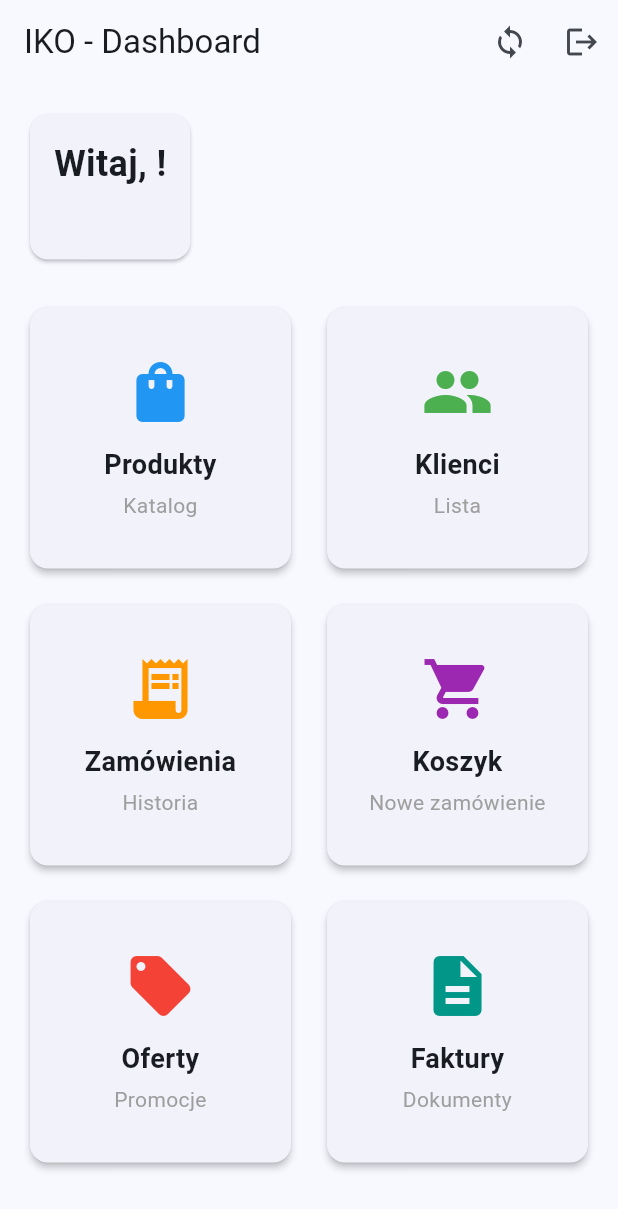
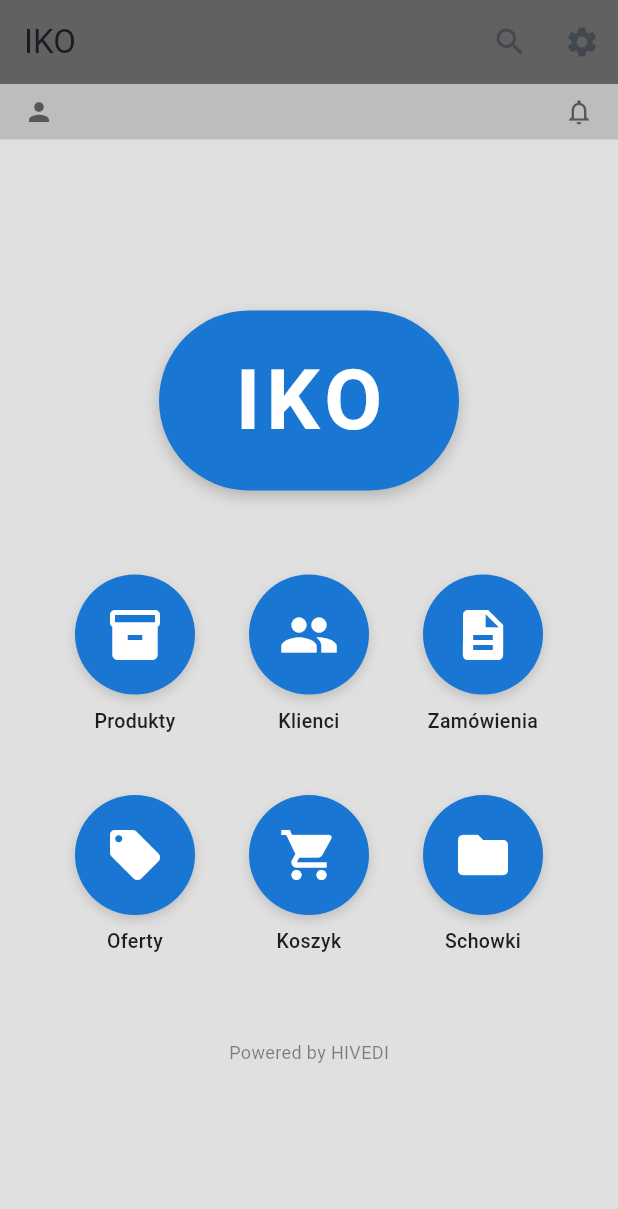
Before and after one commit to mastermi-ai/iko-mobile-app, a Flutter app: the DashboardScreen screen opened directly with empty values, on a phone screen of 412 x 824 dp. Shown: the top 1209 px of the screen. Run offline on Flutter 3.47's test engine with Material 3 defaults, Android fonts, the phone set to English and light mode, and no system bars; our stand-ins replace dio, equatable, flutter_bloc, shared_preferences, sqflite; accounts and stored records are empty.

Commit message:
feat: Redesign dashboard to match original POSDI layout
- Large IKO logo at center
- 6 circular module buttons (3x2 grid)
- Minimalist gray background
- User info bar at top
- Clean, simple design matching baseline app

```diff
--- a/lib/screens/dashboard_screen.dart
+++ b/lib/screens/dashboard_screen.dart
@@ -10,71 +10,100 @@ class DashboardScreen extends StatelessWidget {
   @override
   Widget build(BuildContext context) {
     return Scaffold(
+      backgroundColor: Colors.grey[300],
       appBar: AppBar(
-        title: const Text('IKO - Dashboard'),
+        title: const Text('IKO'),
+        backgroundColor: Colors.grey[700],
+        elevation: 0,
         actions: [
           IconButton(
-            icon: const Icon(Icons.sync),
+            icon: const Icon(Icons.search),
             onPressed: () {
-              // TODO: Implement sync
-              ScaffoldMessenger.of(context).showSnackBar(
-                const SnackBar(content: Text('Synchronizacja...')),
-              );
+              // TODO: Global search
             },
           ),
           IconButton(
-            icon: const Icon(Icons.logout),
+            icon: const Icon(Icons.settings),
             onPressed: () {
-              // TODO: Implement logout
-              Navigator.of(context).pop();
+              // TODO: Settings
             },
           ),
         ],
       ),
-      body: Padding(
-        padding: const EdgeInsets.all(16.0),
-        child: Column(
-          crossAxisAlignment: CrossAxisAlignment.start,
+      body: Column(
         children: [
-            Card(
-              child: Padding(
-                padding: const EdgeInsets.all(16.0),
-                child: Column(
-                  crossAxisAlignment: CrossAxisAlignment.start,
+          // User info bar
+          Container(
+            width: double.infinity,
+            padding: const EdgeInsets.symmetric(vertical: 8, horizontal: 16),
+            color: Colors.grey[400],
+            child: Row(
               children: [
-                    Text(
-                      'Witaj, ${user.name}!',
+                const Icon(Icons.person, size: 20, color: Colors.black54),
+                const SizedBox(width: 8),
+                Expanded(
+                  child: Text(
+                    user.clientName,
                     style: const TextStyle(
-                        fontSize: 24,
-                        fontWeight: FontWeight.bold,
+                      fontSize: 14,
+                      fontWeight: FontWeight.w500,
+                    ),
+                    overflow: TextOverflow.ellipsis,
                   ),
                 ),
-                    const SizedBox(height: 8),
-                    Text(
-                      user.clientName,
-                      style: const TextStyle(
-                        fontSize: 16,
-                        color: Colors.grey,
+                Icon(Icons.notifications_outlined, size: 20, color: Colors.black54),
+              ],
             ),
+          ),
+
+          // Main content
+          Expanded(
+            child: Center(
+              child: SingleChildScrollView(
+                padding: const EdgeInsets.all(24),
+                child: Column(
+                  mainAxisAlignment: MainAxisAlignment.center,
+                  children: [
+                    // IKO Logo
+                    Container(
+                      width: 200,
+                      height: 120,
+                      decoration: BoxDecoration(
+                        color: const Color(0xFF1976D2),
+                        borderRadius: BorderRadius.circular(60),
+                        boxShadow: [
+                          BoxShadow(
+                            color: Colors.black.withValues(alpha: 0.2),
+                            blurRadius: 8,
+                            offset: const Offset(0, 4),
                           ),
                         ],
                       ),
+                      child: const Center(
+                        child: Text(
+                          'IKO',
+                          style: TextStyle(
+                            fontSize: 56,
+                            fontWeight: FontWeight.bold,
+                            color: Colors.white,
+                            letterSpacing: 4,
                           ),
                         ),
-            const SizedBox(height: 24),
+                      ),
+                    ),
 
-            Expanded(
-              child: GridView.count(
-                crossAxisCount: 2,
-                crossAxisSpacing: 16,
-                mainAxisSpacing: 16,
+                    const SizedBox(height: 48),
+
+                    // Module icons (3x2 grid)
+                    Column(
                       children: [
-                  _buildModuleTile(
-                    context,
-                    icon: Icons.shopping_bag,
-                    title: 'Produkty',
-                    subtitle: 'Katalog',
-                    color: Colors.blue,
+                        // First row
+                        Row(
+                          mainAxisAlignment: MainAxisAlignment.spaceEvenly,
+                          children: [
+                            _ModuleButton(
+                              icon: Icons.inventory_2,
+                              label: 'Produkty',
                               onTap: () {
                                 Navigator.of(context).push(
                                   MaterialPageRoute(
@@ -83,106 +112,146 @@ class DashboardScreen extends StatelessWidget {
                                 );
                               },
                             ),
-                  _buildModuleTile(
-                    context,
+                            _ModuleButton(
                               icon: Icons.people,
-                    title: 'Klienci',
-                    subtitle: 'Lista',
-                    color: Colors.green,
+                              label: 'Klienci',
                               onTap: () {
                                 // TODO: Navigate to customers
+                                ScaffoldMessenger.of(context).showSnackBar(
+                                  const SnackBar(content: Text('Klienci - wkrótce')),
+                                );
                               },
                             ),
-                  _buildModuleTile(
-                    context,
-                    icon: Icons.receipt_long,
-                    title: 'Zamówienia',
-                    subtitle: 'Historia',
-                    color: Colors.orange,
+                            _ModuleButton(
+                              icon: Icons.description,
+                              label: 'Zamówienia',
                               onTap: () {
                                 // TODO: Navigate to orders
-                    },
-                  ),
-                  _buildModuleTile(
-                    context,
-                    icon: Icons.shopping_cart,
-                    title: 'Koszyk',
-                    subtitle: 'Nowe zamówienie',
-                    color: Colors.purple,
-                    onTap: () {
-                      // TODO: Navigate to cart
-                    },
-                  ),
-                  _buildModuleTile(
-                    context,
-                    icon: Icons.local_offer,
-                    title: 'Oferty',
-                    subtitle: 'Promocje',
-                    color: Colors.red,
-                    onTap: () {
-                      // TODO: Navigate to offers
-                    },
-                  ),
-                  _buildModuleTile(
-                    context,
-                    icon: Icons.description,
-                    title: 'Faktury',
-                    subtitle: 'Dokumenty',
-                    color: Colors.teal,
-                    onTap: () {
-                      // TODO: Navigate to invoices
+                                ScaffoldMessenger.of(context).showSnackBar(
+                                  const SnackBar(content: Text('Zamówienia - wkrótce')),
+                                );
                               },
                             ),
                           ],
                         ),
+
+                        const SizedBox(height: 24),
+
+                        // Second row
+                        Row(
+                          mainAxisAlignment: MainAxisAlignment.spaceEvenly,
+                          children: [
+                            _ModuleButton(
+                              icon: Icons.local_offer,
+                              label: 'Oferty',
+                              onTap: () {
+                                // TODO: Navigate to offers
+                                ScaffoldMessenger.of(context).showSnackBar(
+                                  const SnackBar(content: Text('Oferty - wkrótce')),
+                                );
+                              },
+                            ),
+                            _ModuleButton(
+                              icon: Icons.shopping_cart,
+                              label: 'Koszyk',
+                              onTap: () {
+                                // TODO: Navigate to cart
+                                ScaffoldMessenger.of(context).showSnackBar(
+                                  const SnackBar(content: Text('Koszyk - wkrótce')),
+                                );
+                              },
+                            ),
+                            _ModuleButton(
+                              icon: Icons.folder,
+                              label: 'Schowki',
+                              onTap: () {
+                                // TODO: Navigate to folders
+                                ScaffoldMessenger.of(context).showSnackBar(
+                                  const SnackBar(content: Text('Schowki - wkrótce')),
+                                );
+                              },
+                            ),
+                          ],
+                        ),
+                      ],
+                    ),
+
+                    const SizedBox(height: 48),
+
+                    // Powered by text
+                    const Text(
+                      'Powered by HIVEDI',
+                      style: TextStyle(
+                        fontSize: 12,
+                        color: Colors.black45,
+                      ),
+                    ),
+                  ],
+                ),
+              ),
+            ),
+          ),
+        ],
+      ),
+    );
+  }
+}
+
+class _ModuleButton extends StatelessWidget {
+  final IconData icon;
+  final String label;
+  final VoidCallback onTap;
+
+  const _ModuleButton({
+    required this.icon,
+    required this.label,
+    required this.onTap,
+  });
+
+  @override
+  Widget build(BuildContext context) {
+    return InkWell(
+      onTap: onTap,
+      borderRadius: BorderRadius.circular(50),
+      child: Container(
+        width: 100,
+        padding: const EdgeInsets.symmetric(vertical: 8),
+        child: Column(
+          mainAxisSize: MainAxisSize.min,
+          children: [
+            Container(
+              width: 80,
+              height: 80,
+              decoration: BoxDecoration(
+                color: const Color(0xFF1976D2),
+                shape: BoxShape.circle,
+                boxShadow: [
+                  BoxShadow(
+                    color: Colors.black.withValues(alpha: 0.15),
+                    blurRadius: 6,
+                    offset: const Offset(0, 3),
+                  ),
+                ],
+              ),
+              child: Icon(
+                icon,
+                size: 40,
+                color: Colors.white,
+              ),
+            ),
+            const SizedBox(height: 8),
+            Text(
+              label,
+              style: const TextStyle(
+                fontSize: 13,
+                fontWeight: FontWeight.w500,
+                color: Colors.black87,
+              ),
+              textAlign: TextAlign.center,
             ),
           ],
         ),
       ),
     );
   }
-
-  Widget _buildModuleTile(
-    BuildContext context, {
-    required IconData icon,
-    required String title,
-    required String subtitle,
-    required Color color,
-    required VoidCallback onTap,
-  }) {
-    return Card(
-      elevation: 2,
-      child: InkWell(
-        onTap: onTap,
-        borderRadius: BorderRadius.circular(8),
-        child: Padding(
-          padding: const EdgeInsets.all(16.0),
-          child: Column(
-            mainAxisAlignment: MainAxisAlignment.center,
-            children: [
-              Icon(icon, size: 48, color: color),
-              const SizedBox(height: 12),
-              Text(
-                title,
-                style: const TextStyle(
-                  fontSize: 18,
-                  fontWeight: FontWeight.bold,
-                ),
-                textAlign: TextAlign.center,
-              ),
-              const SizedBox(height: 4),
-              Text(
-                subtitle,
-                style: const TextStyle(
-                  fontSize: 14,
-                  color: Colors.grey,
-                ),
-                textAlign: TextAlign.center,
-              ),
-            ],
-          ),
-        ),
-      ),
-    );
 }
-}
```
Lines whose indentation alone changed are shown as unchanged.
